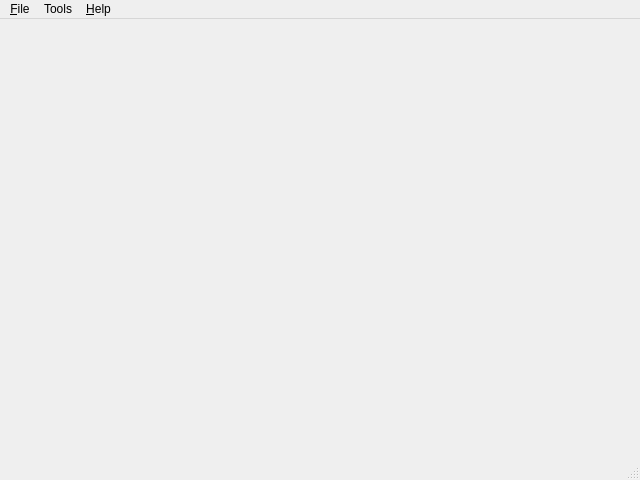
This is ui/views/mainwindow.ui in amireh/qtCanvas as Qt 5 draws it before an edit. The edited form follows.
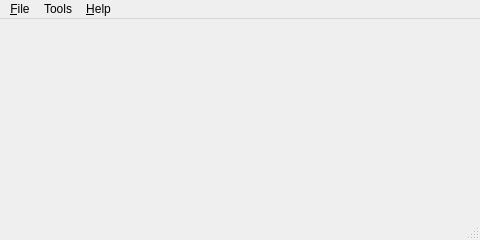
This is the edited form. Icons and pictures are not drawn.

```diff
--- a/ui/views/mainwindow.ui
+++ b/ui/views/mainwindow.ui
@@ -9,8 +9,8 @@
    <rect>
     <x>0</x>
     <y>0</y>
-    <width>640</width>
-    <height>480</height>
+    <width>480</width>
+    <height>240</height>
    </rect>
   </property>
   <property name="sizePolicy">
@@ -38,7 +38,19 @@
    </property>
    <layout class="QGridLayout" name="gridLayout">
     <property name="sizeConstraint">
-     <enum>QLayout::SetMinimumSize</enum>
+     <enum>QLayout::SetDefaultConstraint</enum>
+    </property>
+    <property name="leftMargin">
+     <number>0</number>
+    </property>
+    <property name="topMargin">
+     <number>0</number>
+    </property>
+    <property name="rightMargin">
+     <number>0</number>
+    </property>
+    <property name="bottomMargin">
+     <number>0</number>
     </property>
    </layout>
   </widget>
@@ -47,8 +59,8 @@
     <rect>
      <x>0</x>
      <y>0</y>
-     <width>640</width>
-     <height>22</height>
+     <width>480</width>
+     <height>21</height>
     </rect>
    </property>
    <widget class="QMenu" name="menuFile">
```
